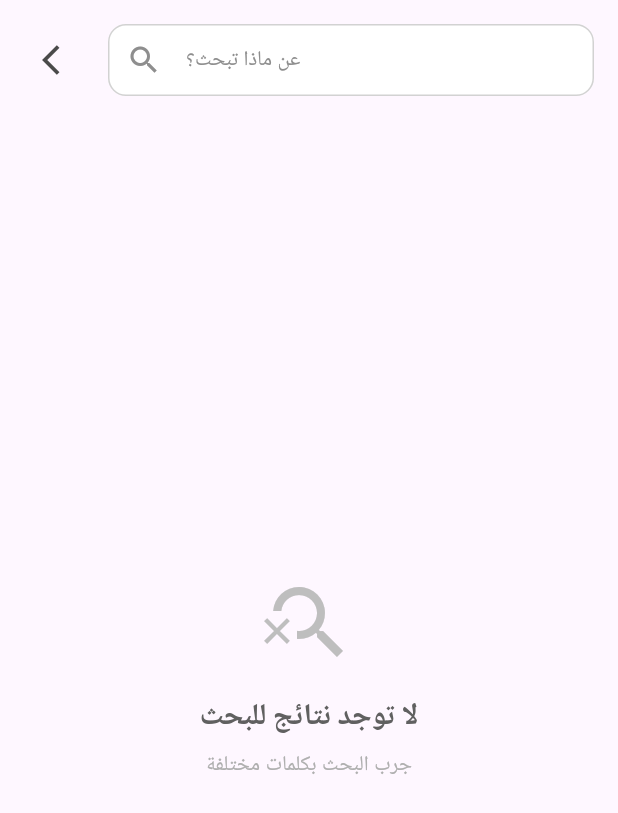
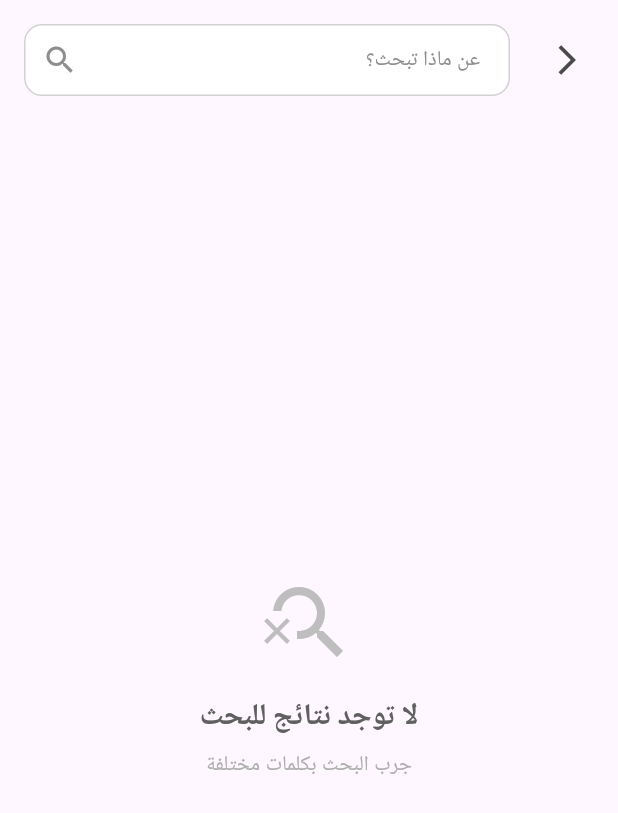
Before and after one commit to sard-org/sard_app, a Flutter app: the SearchResultsScreen screen opened directly, on a phone screen of 412 x 824 dp. Shown: the top 813 px of the screen. Run offline on Flutter 3.47's test engine with Material 3 defaults, Android fonts, the phone set to English and light mode, and no system bars; our stand-ins replace dio, equatable, flutter_bloc, google_fonts, image_picker, shared_preferences; accounts and stored records are empty; network calls fail.

Commit message:
Add RTL support to exchange and recommended books screens, and search results screen

```diff
--- a/lib/src/screens/Home/search/search_results_screen.dart
+++ b/lib/src/screens/Home/search/search_results_screen.dart
@@ -154,13 +154,14 @@ class _SearchResultsScreenState extends State<SearchResultsScreen> {
               Expanded(
                 child: TextField(
                   controller: _searchController,
+                  textDirection: TextDirection.rtl,
                   decoration: InputDecoration(
                     hintText: 'عن ماذا تبحث؟',
                     hintStyle: AppTexts.contentEmphasis
                         .copyWith(color: AppColors.neutral600),
                     contentPadding: const EdgeInsets.symmetric(
                         horizontal: 16, vertical: 12),
-                    prefixIcon:
+                    suffixIcon:
                         const Icon(Icons.search, color: AppColors.neutral600),
                     filled: true,
                     fillColor: Colors.white,
@@ -211,7 +212,9 @@ class _SearchResultsScreenState extends State<SearchResultsScreen> {
 
   @override
   Widget build(BuildContext context) {
-    return Scaffold(
+    return Directionality(
+      textDirection: TextDirection.rtl,
+      child: Scaffold(
         body: SafeArea(
           child: Column(
             children: [
@@ -262,6 +265,7 @@ class _SearchResultsScreenState extends State<SearchResultsScreen> {
             ],
           ),
         ),
+      ),
     );
   }
 }
```
Also changed, not shown: lib/src/screens/Home/Withoutcategories/all_exchange_books_screen.dart (+6 -2 lines), lib/src/screens/Home/Withoutcategories/all_recommended_books_screen.dart (+6 -2 lines). Lines whose indentation alone changed are shown as unchanged.
